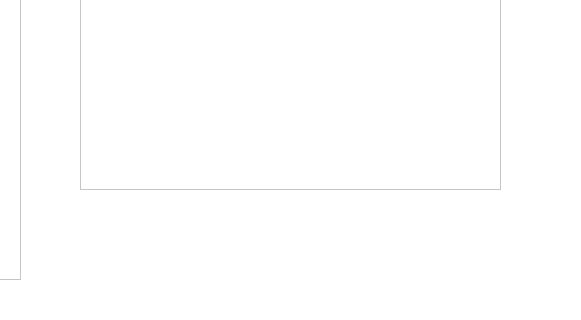
Old version of the form imagedit.ui in the repository NesrineGhannay/ImagEdit; both pictures show x 180 to 761 and y 221 to 541 of the 1027 by 541 pixel window.
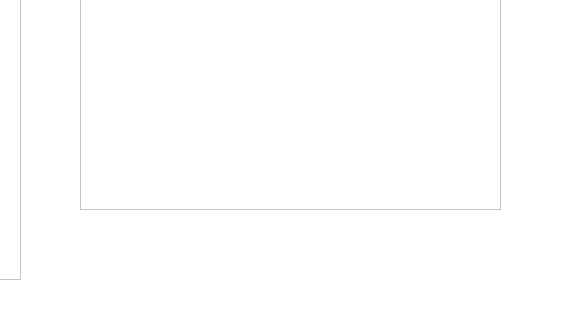
New version of the form. Icons and pictures are not drawn.

Commit message: Configuration of Open->Library->Edition picture way

Diff of the .ui file:
```diff
--- a/imagedit.ui
+++ b/imagedit.ui
@@ -231,10 +231,23 @@
       <x>260</x>
       <y>120</y>
       <width>421</width>
-      <height>291</height>
+      <height>311</height>
      </rect>
     </property>
    </widget>
+   <widget class="QLabel" name="imageLabel">
+    <property name="geometry">
+     <rect>
+      <x>280</x>
+      <y>140</y>
+      <width>381</width>
+      <height>271</height>
+     </rect>
+    </property>
+    <property name="text">
+     <string/>
+    </property>
+   </widget>
   </widget>
  </widget>
  <resources>
```
The commit also changes 2 other files.
